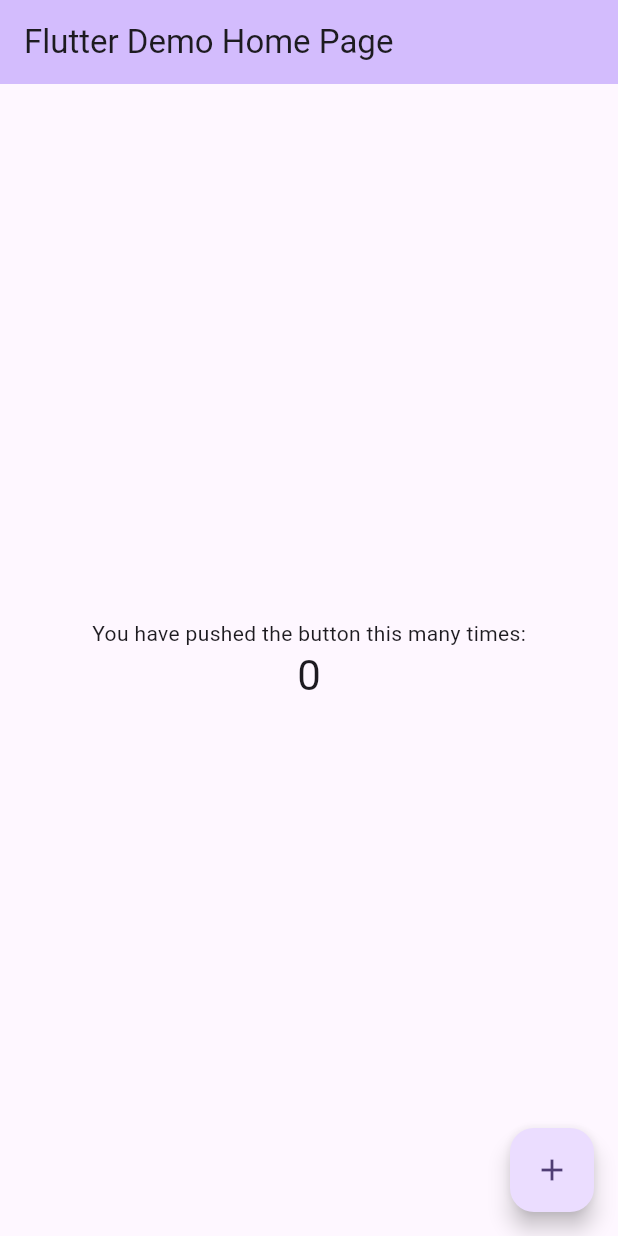
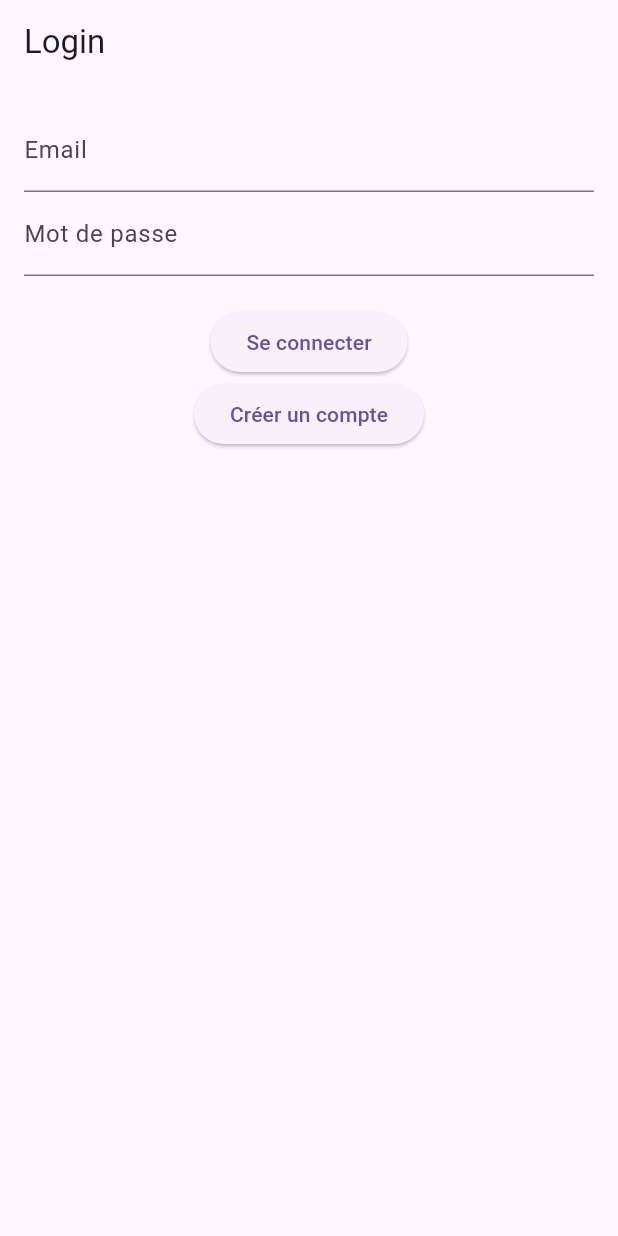
Before and after one commit to lulu73211/flutter_todo, a Flutter app: the screen it shows after launch, on a phone screen of 412 x 824 dp. Run offline on Flutter 3.47's test engine with Material 3 defaults, Android fonts, the phone set to English and light mode, and no system bars; our stand-ins replace cloud_firestore, firebase_auth, firebase_core; accounts and stored records are empty; generated files the repository leaves out were written again.

Commit message:
Initialisation du projet Flutter Todo avec Firebase Auth & Firestore

```diff
--- /dev/null
+++ b/lib/login_page.dart
@@ -0,0 +1,68 @@
+import 'package:flutter/material.dart';
+import 'package:firebase_auth/firebase_auth.dart';
+
+class LoginPage extends StatefulWidget {
+  const LoginPage({super.key});
+
+  @override
+  State<LoginPage> createState() => _LoginPageState();
+}
+
+class _LoginPageState extends State<LoginPage> {
+  final emailController = TextEditingController();
+  final passwordController = TextEditingController();
+
+  Future<void> _login() async {
+    try {
+      await FirebaseAuth.instance.signInWithEmailAndPassword(
+        email: emailController.text.trim(),
+        password: passwordController.text.trim(),
+      );
+    } catch (e) {
+      _showError(e.toString());
+    }
+  }
+
+  Future<void> _register() async {
+    try {
+      await FirebaseAuth.instance.createUserWithEmailAndPassword(
+        email: emailController.text.trim(),
+        password: passwordController.text.trim(),
+      );
+    } catch (e) {
+      _showError(e.toString());
+    }
+  }
+
+  void _showError(String message) {
+    ScaffoldMessenger.of(context).showSnackBar(
+      SnackBar(content: Text(message)),
+    );
+  }
+
+  @override
+  Widget build(BuildContext context) {
+    return Scaffold(
+      appBar: AppBar(title: const Text("Login")),
+      body: Padding(
+        padding: const EdgeInsets.all(16),
+        child: Column(
+          children: [
+            TextField(
+              controller: emailController,
+              decoration: const InputDecoration(labelText: "Email"),
+            ),
+            TextField(
+              controller: passwordController,
+              obscureText: true,
+              decoration: const InputDecoration(labelText: "Mot de passe"),
+            ),
+            const SizedBox(height: 20),
+            ElevatedButton(onPressed: _login, child: const Text("Se connecter")),
+            ElevatedButton(onPressed: _register, child: const Text("Créer un compte")),
+          ],
+        ),
+      ),
+    );
+  }
+}
--- a/lib/main.dart
+++ b/lib/main.dart
@@ -1,122 +1,48 @@
 import 'package:flutter/material.dart';
+import 'package:firebase_core/firebase_core.dart';
+import 'package:firebase_auth/firebase_auth.dart';
 
-void main() {
+import 'firebase_options.dart';
+import 'login_page.dart';
+import 'todo_page.dart';
+
+void main() async {
+  WidgetsFlutterBinding.ensureInitialized();
+  await Firebase.initializeApp(
+    options: DefaultFirebaseOptions.currentPlatform,
+  );
   runApp(const MyApp());
 }
 
 class MyApp extends StatelessWidget {
   const MyApp({super.key});
 
-  // This widget is the root of your application.
   @override
   Widget build(BuildContext context) {
     return MaterialApp(
-      title: 'Flutter Demo',
-      theme: ThemeData(
-        // This is the theme of your application.
-        //
-        // TRY THIS: Try running your application with "flutter run". You'll see
-        // the application has a purple toolbar. Then, without quitting the app,
-        // try changing the seedColor in the colorScheme below to Colors.green
-        // and then invoke "hot reload" (save your changes or press the "hot
-        // reload" button in a Flutter-supported IDE, or press "r" if you used
-        // the command line to start the app).
-        //
-        // Notice that the counter didn't reset back to zero; the application
-        // state is not lost during the reload. To reset the state, use hot
-        // restart instead.
-        //
-        // This works for code too, not just values: Most code changes can be
-        // tested with just a hot reload.
-        colorScheme: ColorScheme.fromSeed(seedColor: Colors.deepPurple),
-      ),
-      home: const MyHomePage(title: 'Flutter Demo Home Page'),
+      title: 'Todo App',
+      theme: ThemeData(primarySwatch: Colors.blue),
+      home: const AuthGate(),
     );
   }
 }
 
-class MyHomePage extends StatefulWidget {
-  const MyHomePage({super.key, required this.title});
-
-  // This widget is the home page of your application. It is stateful, meaning
-  // that it has a State object (defined below) that contains fields that affect
-  // how it looks.
-
-  // This class is the configuration for the state. It holds the values (in this
-  // case the title) provided by the parent (in this case the App widget) and
-  // used by the build method of the State. Fields in a Widget subclass are
-  // always marked "final".
-
-  final String title;
-
-  @override
-  State<MyHomePage> createState() => _MyHomePageState();
-}
-
-class _MyHomePageState extends State<MyHomePage> {
-  int _counter = 0;
-
-  void _incrementCounter() {
-    setState(() {
-      // This call to setState tells the Flutter framework that something has
-      // changed in this State, which causes it to rerun the build method below
-      // so that the display can reflect the updated values. If we changed
-      // _counter without calling setState(), then the build method would not be
-      // called again, and so nothing would appear to happen.
-      _counter++;
-    });
-  }
+class AuthGate extends StatelessWidget {
+  const AuthGate({super.key});
 
   @override
   Widget build(BuildContext context) {
-    // This method is rerun every time setState is called, for instance as done
-    // by the _incrementCounter method above.
-    //
-    // The Flutter framework has been optimized to make rerunning build methods
-    // fast, so that you can just rebuild anything that needs updating rather
-    // than having to individually change instances of widgets.
-    return Scaffold(
-      appBar: AppBar(
-        // TRY THIS: Try changing the color here to a specific color (to
-        // Colors.amber, perhaps?) and trigger a hot reload to see the AppBar
-        // change color while the other colors stay the same.
-        backgroundColor: Theme.of(context).colorScheme.inversePrimary,
-        // Here we take the value from the MyHomePage object that was created by
-        // the App.build method, and use it to set our appbar title.
-        title: Text(widget.title),
-      ),
-      body: Center(
-        // Center is a layout widget. It takes a single child and positions it
-        // in the middle of the parent.
-        child: Column(
-          // Column is also a layout widget. It takes a list of children and
-          // arranges them vertically. By default, it sizes itself to fit its
-          // children horizontally, and tries to be as tall as its parent.
-          //
-          // Column has various properties to control how it sizes itself and
-          // how it positions its children. Here we use mainAxisAlignment to
-          // center the children vertically; the main axis here is the vertical
-          // axis because Columns are vertical (the cross axis would be
-          // horizontal).
-          //
-          // TRY THIS: Invoke "debug painting" (choose the "Toggle Debug Paint"
-          // action in the IDE, or press "p" in the console), to see the
-          // wireframe for each widget.
-          mainAxisAlignment: MainAxisAlignment.center,
-          children: <Widget>[
-            const Text('You have pushed the button this many times:'),
-            Text(
-              '$_counter',
-              style: Theme.of(context).textTheme.headlineMedium,
-            ),
-          ],
-        ),
-      ),
-      floatingActionButton: FloatingActionButton(
-        onPressed: _incrementCounter,
-        tooltip: 'Increment',
-        child: const Icon(Icons.add),
-      ), // This trailing comma makes auto-formatting nicer for build methods.
+    return StreamBuilder<User?>(
+      stream: FirebaseAuth.instance.authStateChanges(),
+      builder: (context, snapshot) {
+        if (snapshot.connectionState == ConnectionState.waiting) {
+          return const Center(child: CircularProgressIndicator());
+        }
+        if (!snapshot.hasData) {
+          return const LoginPage(); // pas connecté → login
+        }
+        return const TodoPage(); // connecté → Todo list
+      },
     );
   }
 }
```
Also changed, not shown: lib/todo_page.dart (added, +132 -0 lines), pubspec.yaml (+10 -71 lines), pubspec.lock, 3 other files.
